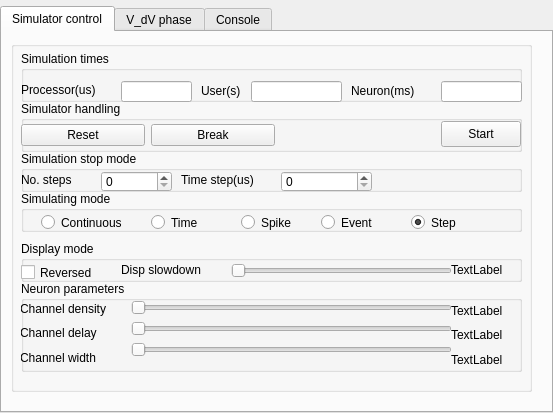
jvegh/Dynamic-Abstract-Neural-Computing, file code/QtGUI/neurontab.ui: the form before one commit.
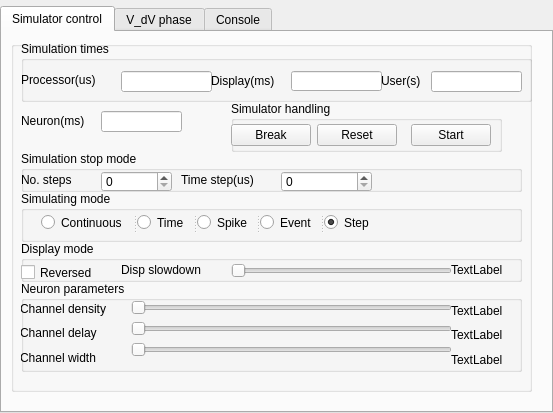
The form after the commit. Custom widgets are drawn as their Qt base class.

Diff of the .ui file:
```diff
--- a/code/QtGUI/neurontab.ui
+++ b/code/QtGUI/neurontab.ui
@@ -303,9 +303,9 @@
                   <widget class="QGroupBox" name="Control_2">
                    <property name="geometry">
                     <rect>
-                     <x>10</x>
+                     <x>220</x>
                      <y>60</y>
-                     <width>501</width>
+                     <width>271</width>
                      <height>51</height>
                     </rect>
                    </property>
@@ -313,38 +313,18 @@
                     <string>Simulator handling</string>
                    </property>
                    <property name="flat">
-                    <bool>false</bool>
+                    <bool>true</bool>
                    </property>
-                   <widget class="QPushButton" name="startButton">
-                    <property name="geometry">
-                     <rect>
-                      <x>420</x>
-                      <y>20</y>
-                      <width>80</width>
-                      <height>26</height>
-                     </rect>
-                    </property>
-                    <property name="text">
-                     <string>Start</string>
-                    </property>
-                   </widget>
                    <widget class="QWidget" name="layoutWidget">
                     <property name="geometry">
                      <rect>
                       <x>0</x>
                       <y>20</y>
-                      <width>254</width>
+                      <width>260</width>
                       <height>28</height>
                      </rect>
                     </property>
                     <layout class="QHBoxLayout" name="horizontalLayout">
-                     <item>
-                      <widget class="QPushButton" name="resetButton">
-                       <property name="text">
-                        <string>Reset</string>
-                       </property>
-                      </widget>
-                     </item>
                      <item>
                       <widget class="QPushButton" name="stopButton">
                        <property name="text">
@@ -352,6 +332,33 @@
                        </property>
                       </widget>
                      </item>
+                     <item>
+                      <widget class="QPushButton" name="resetButton">
+                       <property name="text">
+                        <string>Reset</string>
+                       </property>
+                      </widget>
+                     </item>
+                     <item>
+                      <spacer name="horizontalSpacer">
+                       <property name="orientation">
+                        <enum>Qt::Orientation::Horizontal</enum>
+                       </property>
+                       <property name="sizeHint" stdset="0">
+                        <size>
+                         <width>40</width>
+                         <height>20</height>
+                        </size>
+                       </property>
+                      </spacer>
+                     </item>
+                     <item>
+                      <widget class="QPushButton" name="startButton">
+                       <property name="text">
+                        <string>Start</string>
+                       </property>
+                      </widget>
+                     </item>
                     </layout>
                    </widget>
                   </widget>
@@ -362,47 +369,18 @@
                    <property name="geometry">
                     <rect>
                      <x>10</x>
-                     <y>10</y>
-                     <width>501</width>
-                     <height>51</height>
+                     <y>0</y>
+                     <width>511</width>
+                     <height>61</height>
                     </rect>
                    </property>
                    <property name="title">
                     <string>Simulation times</string>
                    </property>
-                   <widget class="QLineEdit" name="SimulatedTimeValue">
-                    <property name="geometry">
-                     <rect>
-                      <x>420</x>
-                      <y>30</y>
-                      <width>81</width>
-                      <height>21</height>
-                     </rect>
-                    </property>
-                    <property name="minimumSize">
-                     <size>
-                      <width>81</width>
-                      <height>0</height>
-                     </size>
-                    </property>
-                   </widget>
-                   <widget class="QLabel" name="SimulatedTimeLabel">
-                    <property name="geometry">
-                     <rect>
-                      <x>330</x>
-                      <y>30</y>
-                      <width>81</width>
-                      <height>20</height>
-                     </rect>
-                    </property>
-                    <property name="text">
-                     <string>Neuron(ms)</string>
-                    </property>
-                   </widget>
                    <widget class="QLabel" name="UserTimeLabel">
                     <property name="geometry">
                      <rect>
-                      <x>180</x>
+                      <x>360</x>
                       <y>30</y>
                       <width>51</width>
                       <height>20</height>
@@ -430,7 +408,7 @@
                      <rect>
                       <x>100</x>
                       <y>30</y>
-                      <width>71</width>
+                      <width>91</width>
                       <height>21</height>
                      </rect>
                     </property>
@@ -439,12 +417,47 @@
                       <width>61</width>
                       <height>0</height>
                      </size>
+                    </property>
+                    <property name="autoFillBackground">
+                     <bool>true</bool>
+                    </property>
+                   </widget>
+                   <widget class="QLineEdit" name="DisplayTimeValue">
+                    <property name="geometry">
+                     <rect>
+                      <x>270</x>
+                      <y>30</y>
+                      <width>91</width>
+                      <height>20</height>
+                     </rect>
+                    </property>
+                    <property name="minimumSize">
+                     <size>
+                      <width>91</width>
+                      <height>0</height>
+                     </size>
+                    </property>
+                    <property name="text">
+                     <string/>
+                    </property>
+                   </widget>
+                   <widget class="QLabel" name="DisplayTimeLabel">
+                    <property name="geometry">
+                     <rect>
+                      <x>190</x>
+                      <y>30</y>
+                      <width>81</width>
+                      <height>20</height>
+                     </rect>
+                    </property>
+                    <property name="text">
+                     <string>Display(ms)</string>
                     </property>
                    </widget>
                    <widget class="QLineEdit" name="UserTimeValue">
                     <property name="geometry">
                      <rect>
-                      <x>230</x>
+                      <x>410</x>
                       <y>30</y>
                       <width>91</width>
                       <height>21</height>
@@ -464,7 +477,7 @@
                      <x>10</x>
                      <y>150</y>
                      <width>501</width>
-                     <height>41</height>
+                     <height>51</height>
                     </rect>
                    </property>
                    <property name="title">
@@ -473,41 +486,34 @@
                    <property name="flat">
                     <bool>true</bool>
                    </property>
-                   <widget class="QRadioButton" name="continuousMode">
+                   <widget class="QSplitter" name="splitter">
                     <property name="geometry">
                      <rect>
                       <x>20</x>
                       <y>20</y>
-                      <width>101</width>
+                      <width>337</width>
                       <height>23</height>
                      </rect>
                     </property>
+                    <property name="orientation">
+                     <enum>Qt::Orientation::Horizontal</enum>
+                    </property>
+                    <widget class="QRadioButton" name="continuousMode">
                     <property name="text">
                      <string>Continuous</string>
                     </property>
                    </widget>
+                    <widget class="QRadioButton" name="timeMode">
+                     <property name="text">
+                      <string>Time</string>
+                     </property>
+                    </widget>
                    <widget class="QRadioButton" name="spikeMode">
-                    <property name="geometry">
-                     <rect>
-                      <x>220</x>
-                      <y>20</y>
-                      <width>71</width>
-                      <height>23</height>
-                     </rect>
-                    </property>
                     <property name="text">
                      <string>Spike</string>
                     </property>
                    </widget>
                    <widget class="QRadioButton" name="eventMode">
-                    <property name="geometry">
-                     <rect>
-                      <x>300</x>
-                      <y>20</y>
-                      <width>61</width>
-                      <height>23</height>
-                     </rect>
-                    </property>
                     <property name="text">
                      <string>Event</string>
                     </property>
@@ -516,14 +522,6 @@
                     </property>
                    </widget>
                    <widget class="QRadioButton" name="stepMode">
-                    <property name="geometry">
-                     <rect>
-                      <x>390</x>
-                      <y>20</y>
-                      <width>61</width>
-                      <height>23</height>
-                     </rect>
-                    </property>
                     <property name="text">
                      <string>Step</string>
                     </property>
@@ -531,19 +529,36 @@
                      <bool>true</bool>
                     </property>
                    </widget>
-                   <widget class="QRadioButton" name="timeMode">
+                   </widget>
+                  </widget>
+                  <widget class="QLineEdit" name="SimulatedTimeValue">
                     <property name="geometry">
                      <rect>
-                      <x>130</x>
-                      <y>20</y>
-                      <width>71</width>
-                      <height>23</height>
+                     <x>90</x>
+                     <y>70</y>
+                     <width>81</width>
+                     <height>21</height>
+                    </rect>
+                   </property>
+                   <property name="minimumSize">
+                    <size>
+                     <width>81</width>
+                     <height>0</height>
+                    </size>
+                   </property>
+                  </widget>
+                  <widget class="QLabel" name="SimulatedTimeLabel">
+                   <property name="geometry">
+                    <rect>
+                     <x>10</x>
+                     <y>70</y>
+                     <width>81</width>
+                     <height>20</height>
                      </rect>
                     </property>
                     <property name="text">
-                     <string>Time</string>
-                    </property>
-                   </widget>
+                    <string>Neuron(ms)</string>
+                   </property>
                   </widget>
                  </widget>
                 </item>
```
Lines whose indentation alone changed are shown as unchanged.
